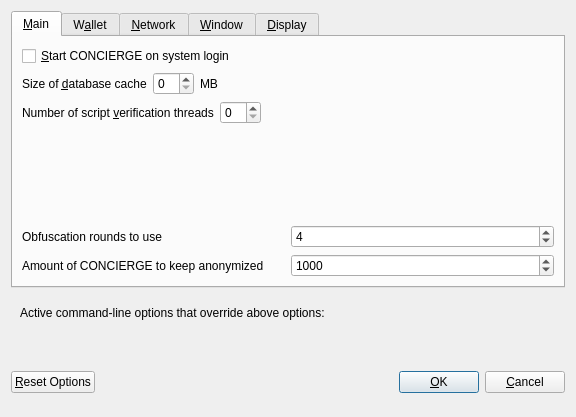
Above: src/qt/forms/optionsdialog.ui from ConciergeCoin/Concierge before the change. Below: the same form after it.
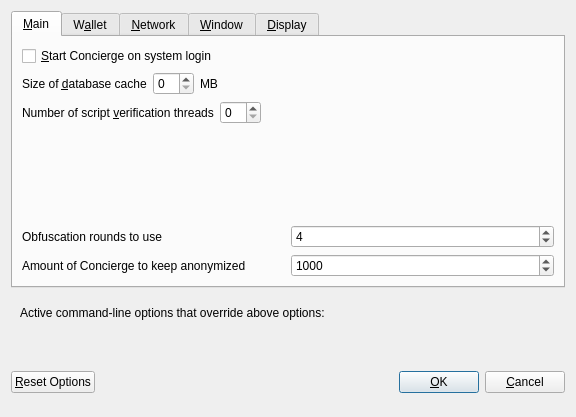
That is the form after the change. Custom widgets are drawn as their Qt base class.

What changed in the file:
```diff
--- a/src/qt/forms/optionsdialog.ui
+++ b/src/qt/forms/optionsdialog.ui
@@ -33,7 +33,7 @@
           <string>Automatically start CONCIERGE after logging in to the system.</string>
          </property>
          <property name="text">
-          <string>&amp;Start CONCIERGE on system login</string>
+          <string>&amp;Start Concierge on system login</string>
          </property>
         </widget>
        </item>
@@ -177,7 +177,7 @@
             <string notr="true"/>
            </property>
            <property name="text">
-            <string>Amount of CONCIERGE to keep anonymized</string>
+            <string>Amount of Concierge to keep anonymized</string>
            </property>
           </widget>
          </item>
```
Left out of the diff: 8 changed lines with no effect on the pictures.
